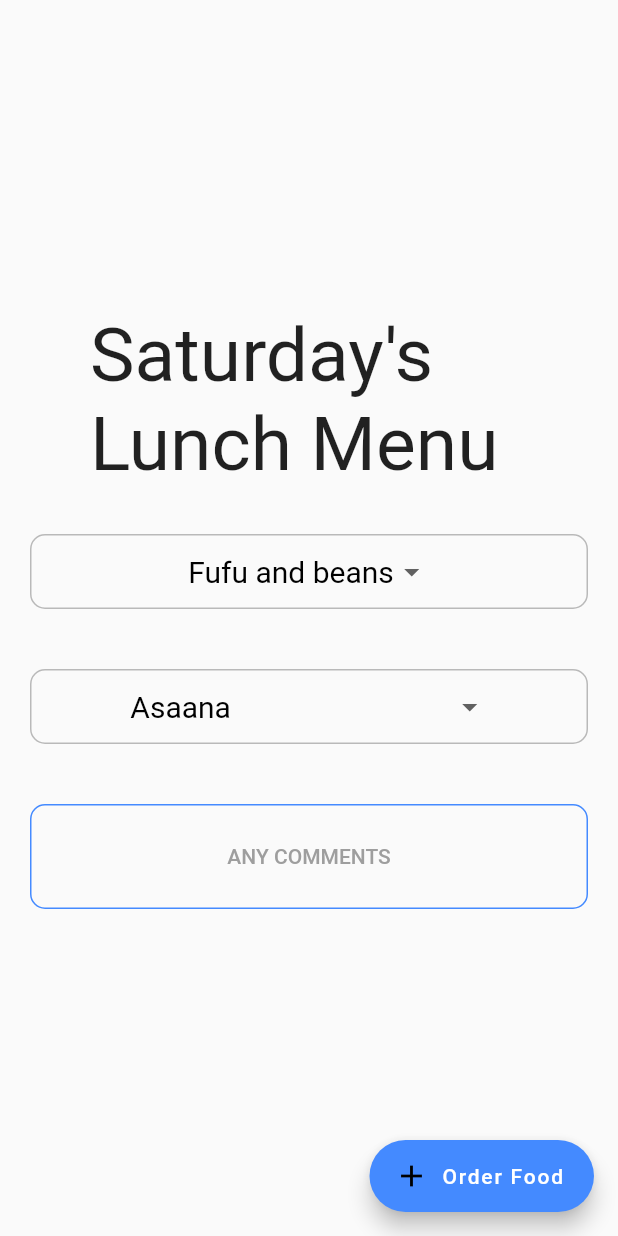
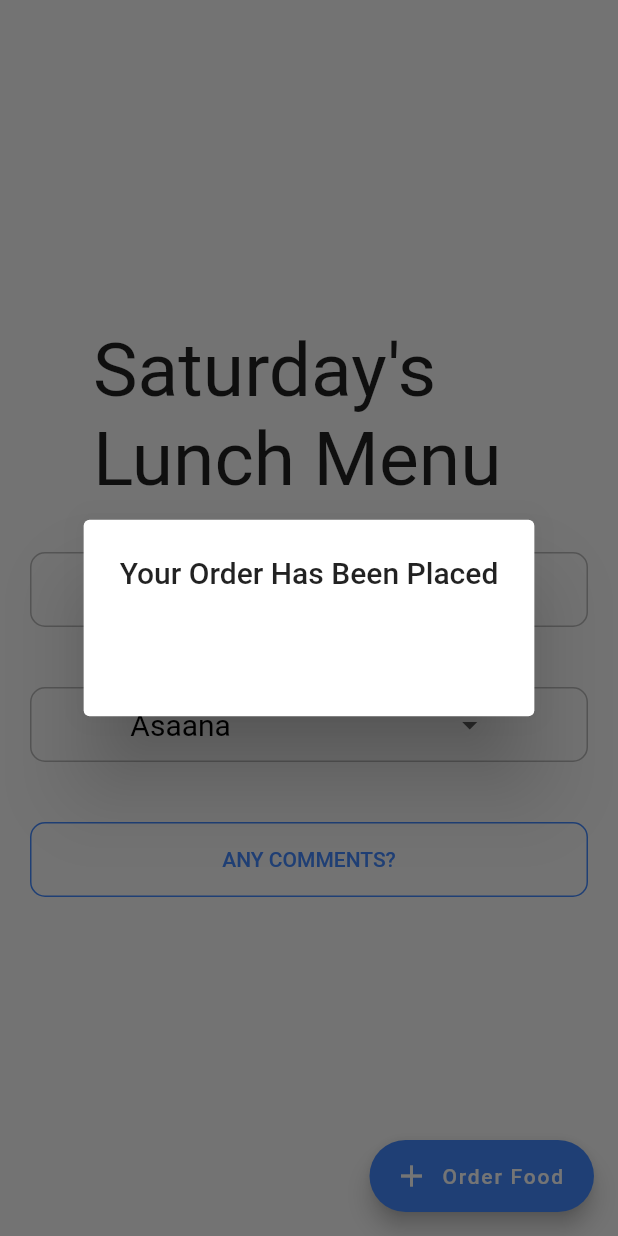
Before and after one commit to amaning1/lunch_ordering, a Flutter app: the MenuScreen screen opened by its route, after a tap on "Order Food", on a phone screen of 412 x 824 dp. Run offline on Flutter 3.47's test engine with Material 2 defaults, Android fonts, the phone set to English and light mode, and no system bars; our stand-ins replace cloud_firestore, firebase_auth, firebase_core, material_design_icons_flutter, modal_progress_hud; accounts and stored records are empty.

Commit message:
Lunch ordering Application with firebase and flutter

```diff
--- a/lib/main-screen.dart
+++ b/lib/main-screen.dart
@@ -60,13 +60,28 @@ class _MenuScreenState extends State<MenuScreen> {
               'Date': date,
               'Comments': textFieldController.text,
             });
+            showDialog<String>(
+                context: context,
+                builder: (BuildContext context) => AlertDialog(
+                        title: Text('Your Order Has Been Placed'),
+                        actions: <Widget>[
+                          IconButton(
+                              onPressed: () {
+                                //Navigator.pop(context);
+                                Navigator.pushNamed(context, '/');
+                              },
+                              icon: Icon(
+                                Icons.close,
+                                color: Colors.white,
+                              ))
+                        ]));
           },
           label: Text(
             'Order Food',
             style: TextStyle(color: Colors.white),
           ),
           backgroundColor: Colors.blueAccent,
-          icon: Icon(Icons.add),
+          icon: Icon(Icons.add, color: Colors.white),
         ),
         body: Column(
             crossAxisAlignment: CrossAxisAlignment.stretch,
@@ -77,13 +92,14 @@ class _MenuScreenState extends State<MenuScreen> {
                   Expanded(
                     child: Center(
                       child: Container(
-                          margin: EdgeInsets.only(left: 50),
-                          padding: EdgeInsets.all(10.0),
-                          child: Text('$today\'s Lunch Menu',
-                              style: TextStyle(
-                                fontWeight: FontWeight.w400,
-                                fontSize: 50.0,
-                              ))),
+                        margin: EdgeInsets.only(left: 50),
+                        padding: EdgeInsets.all(12.0),
+                        child: Text('$today\'s Lunch Menu',
+                            style: TextStyle(
+                              fontWeight: FontWeight.w400,
+                              fontSize: 50.0,
+                            )),
+                      ),
                     ),
                   )
                 ],
@@ -169,7 +185,9 @@ class _MenuScreenState extends State<MenuScreen> {
               ),
               Container(
                 margin: EdgeInsets.all(20),
-                padding: EdgeInsets.all(10),
+                padding: EdgeInsets.all(3),
+                height: 50,
+                width: 50,
                 child: Center(
                   child: TextButton(
                     onPressed: () {
@@ -183,13 +201,13 @@ class _MenuScreenState extends State<MenuScreen> {
                                   actions: <Widget>[
                                     IconButton(
                                         onPressed: () {
-                                          _auth.signOut();
                                           Navigator.pop(context);
                                         },
                                         icon: Icon(Icons.close))
                                   ]));
                     },
-                    child: Text('ANY COMMENTS'),
+                    child: Text('ANY COMMENTS?',
+                        style: TextStyle(color: Colors.blueAccent)),
                     // 'ANY COMMENTS?',
                     // style: TextStyle(
                     //   color: Colors.blueAccent,
```
Also changed, not shown: lib/admin-page.dart (added).
